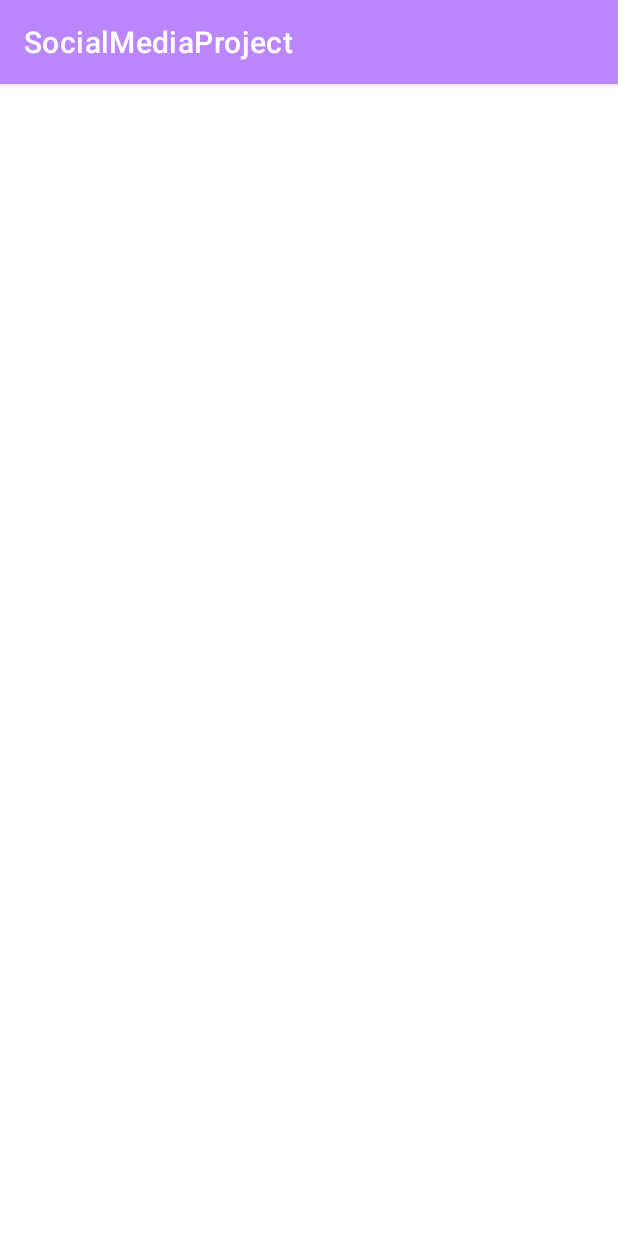
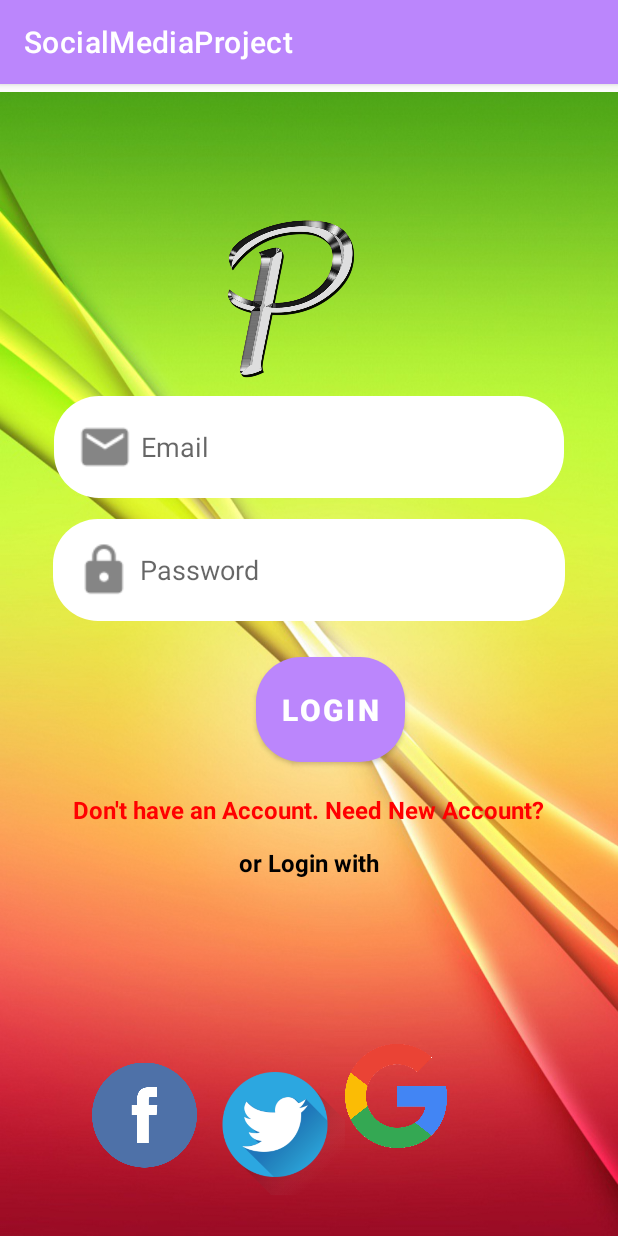
Before and after one commit to TibaAlanssari/RecycleApp, an Android app: the LoginActivity screen opened directly, with no data from a screen before it, on a phone screen of 412 x 824 dp. Run offline under Robolectric (Android 15) with nearby library versions, the phone set to English and light mode, and no system bars.

Commit message:
About to start 7 - saving in case i mess up

```diff
--- a/app/src/main/AndroidManifest.xml
+++ b/app/src/main/AndroidManifest.xml
@@ -9,7 +9,9 @@
         android:roundIcon="@mipmap/ic_launcher_round"
         android:supportsRtl="true"
         android:theme="@style/Theme.SocialMediaProject">
-        <activity android:name=".LoginActivity"></activity>
+        <activity android:name=".RegisterActivity"></activity>
+        <activity android:name=".SetupActivity" />
+        <activity android:name=".LoginActivity" />
         <activity android:name=".MainActivity">
             <intent-filter>
                 <action android:name="android.intent.action.MAIN" />
--- /dev/null
+++ b/app/src/main/res/drawable/button.xml
@@ -0,0 +1,9 @@
+<?xml version="1.0" encoding="utf-8"?>
+<shape xmlns:android="http://schemas.android.com/apk/res/android">
+
+    <solid android:color="@color/colorPrimaryDark"></solid>
+
+    <corners android:radius="30dp"></corners>
+</shape>
+
+    <!-- button.xml is for button design -->
--- /dev/null
+++ b/app/src/main/res/drawable/input.xml
@@ -0,0 +1,10 @@
+<?xml version="1.0" encoding="utf-8"?>
+<shape xmlns:android="http://schemas.android.com/apk/res/android">
+
+    <solid android:color="#ffffff"></solid>
+
+    <corners android:radius="30dp"></corners>
+
+</shape>
+
+    <!--input.xml is a Design for input text from user-->
--- a/app/src/main/res/layout/activity_login.xml
+++ b/app/src/main/res/layout/activity_login.xml
@@ -1,9 +1,139 @@
 <?xml version="1.0" encoding="utf-8"?>
-<androidx.constraintlayout.widget.ConstraintLayout xmlns:android="http://schemas.android.com/apk/res/android"
+<RelativeLayout xmlns:android="http://schemas.android.com/apk/res/android"
     xmlns:app="http://schemas.android.com/apk/res-auto"
     xmlns:tools="http://schemas.android.com/tools"
     android:layout_width="match_parent"
     android:layout_height="match_parent"
+    android:layout_marginTop="5dp"
+    android:background="@drawable/login"
     tools:context=".LoginActivity">
 
-</androidx.constraintlayout.widget.ConstraintLayout>
+    <ImageView
+        android:id="@+id/login_icon"
+        android:layout_width="150dp"
+        android:layout_height="150dp"
+        android:layout_alignParentStart="true"
+        android:layout_alignParentLeft="true"
+        android:layout_alignParentTop="true"
+        android:layout_centerHorizontal="true"
+        android:layout_marginStart="118dp"
+        android:layout_marginLeft="118dp"
+        android:layout_marginTop="59dp"
+        app:srcCompat="@drawable/logo"
+        android:contentDescription="TODO" />
+
+    <EditText
+        android:id="@+id/login_email"
+        android:layout_width="340dp"
+        android:layout_height="wrap_content"
+        android:layout_alignParentBottom="true"
+        android:layout_centerInParent="true"
+        android:layout_marginTop="5dp"
+        android:layout_marginBottom="492dp"
+        android:background="@drawable/input"
+        android:drawableLeft="@drawable/email"
+        android:ems="10"
+        android:hint="Email"
+        android:inputType="textEmailAddress"
+        android:padding="10dp" />
+
+    <EditText
+        android:id="@+id/login_password"
+        android:layout_width="341dp"
+        android:layout_height="wrap_content"
+        android:layout_alignParentBottom="true"
+        android:layout_centerHorizontal="true"
+        android:layout_marginTop="5dp"
+        android:layout_marginBottom="410dp"
+        android:background="@drawable/input"
+        android:drawableLeft="@drawable/password"
+        android:ems="10"
+        android:hint="Password"
+        android:inputType="textPassword"
+        android:padding="10dp" />
+
+    <Button
+        android:id="@+id/login_button"
+        android:layout_width="wrap_content"
+        android:layout_height="wrap_content"
+        android:layout_alignParentEnd="true"
+        android:layout_alignParentRight="true"
+        android:layout_alignParentBottom="true"
+        android:layout_centerHorizontal="true"
+        android:layout_marginTop="5dp"
+        android:layout_marginEnd="142dp"
+        android:layout_marginRight="142dp"
+        android:layout_marginBottom="316dp"
+        android:background="@drawable/button"
+        android:hint="Button"
+        android:padding="15dp"
+        android:text="Login"
+        android:textColor="#FFFFFF"
+        android:textSize="20sp"
+        android:textStyle="normal|bold" />
+
+    <TextView
+        android:id="@+id/register_account_link"
+        android:layout_width="wrap_content"
+        android:layout_height="wrap_content"
+        android:layout_alignParentBottom="true"
+        android:layout_centerInParent="true"
+        android:layout_marginBottom="273dp"
+        android:text="Don't have an Account. Need New Account?"
+        android:textColor="#FF0000"
+        android:textSize="16sp"
+        android:textStyle="bold" />
+
+    <TextView
+        android:id="@+id/textView3"
+        android:layout_width="wrap_content"
+        android:layout_height="wrap_content"
+        android:layout_alignParentBottom="true"
+        android:layout_centerInParent="true"
+        android:layout_marginBottom="238dp"
+        android:text="or Login with"
+        android:textColor="#000000"
+        android:textSize="16dp"
+        android:textStyle="bold" />
+
+    <LinearLayout
+        android:layout_width="339dp"
+        android:layout_height="114dp"
+        android:layout_below="@+id/register_account_link"
+        android:layout_alignParentTop="true"
+        android:layout_centerHorizontal="true"
+        android:layout_marginTop="631dp"
+        android:orientation="horizontal">
+
+        <!--FaceBook-->
+
+
+        <!--Twitter-->
+
+        <!--Google-->
+
+        <ImageView
+            android:id="@+id/facebook_signin_button"
+            android:layout_width="70dp"
+            android:layout_height="85dp"
+            android:layout_marginLeft="25dp"
+            android:layout_marginTop="8dp"
+            android:src="@drawable/facebook" />
+
+        <ImageView
+            android:id="@+id/twitter_signin_button"
+            android:layout_width="93dp"
+            android:layout_height="match_parent"
+            android:layout_marginLeft="5dp"
+            android:src="@drawable/twitter" />
+
+        <ImageView
+            android:id="@+id/google_signin_button"
+            android:layout_width="68dp"
+            android:layout_height="76dp"
+            android:baselineAligned="false"
+            android:src="@drawable/google" />
+
+    </LinearLayout>
+
+</RelativeLayout>
--- a/app/src/main/res/layout/activity_main.xml
+++ b/app/src/main/res/layout/activity_main.xml
@@ -30,6 +30,7 @@
                 android:layout_height="match_parent"
                 android:layout_marginTop="60dp"/>
         </FrameLayout>
+
     </RelativeLayout>
 
     <com.google.android.material.navigation.NavigationView
```
Also changed, not shown: app/src/main/java/com/example/socialmediaproject/RegisterActivity.java (added, +14 -0 lines), app/src/main/java/com/example/socialmediaproject/SetupActivity.java (added, +14 -0 lines), app/src/main/res/layout/activity_register.xml (added, +94 -0 lines), app/src/main/res/layout/activity_setup.xml (added, +18 -0 lines).
